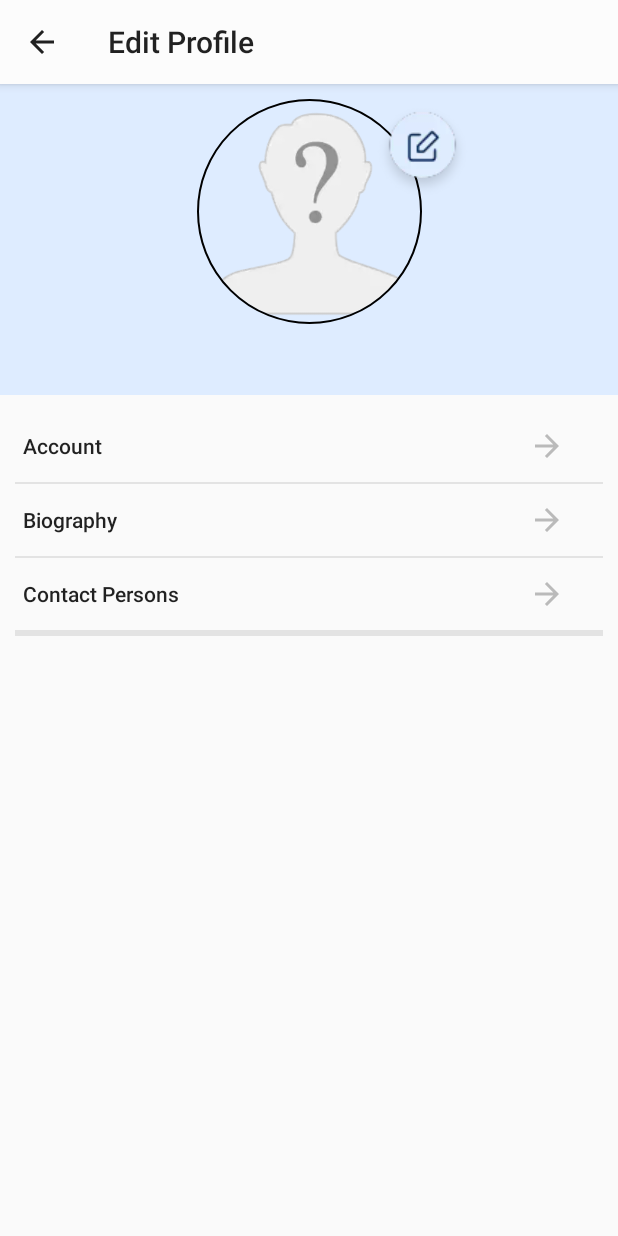
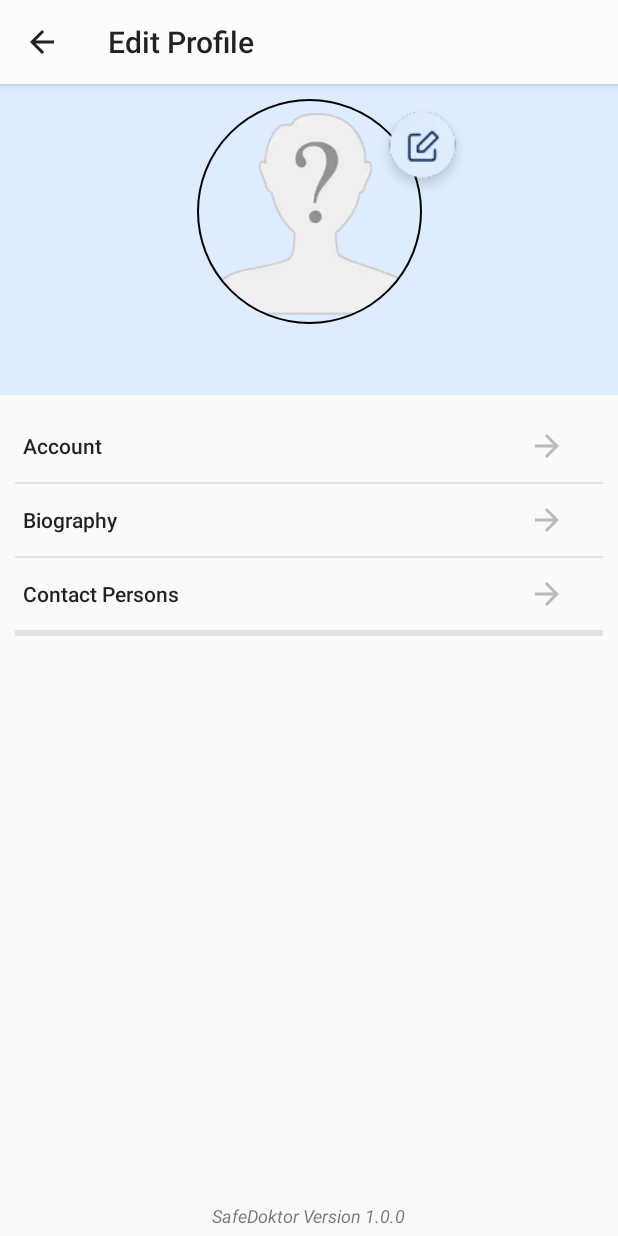
Before and after one commit to Jedi-Supreme/SafeDoktor, an Android app: the ProfileActivity screen opened directly, with no data from a screen before it, on a phone screen of 412 x 824 dp. Run offline under Robolectric (Android 15) with nearby library versions, the phone set to English and light mode, and no system bars; our stand-ins replace CircleImageView, Firebase (no records; nobody signed in at launch, a user with empty details on screens opened directly); pictures from the network do not load; 1 statement that could not run was skipped.

Commit message:
Playstore version 1 release

```diff
--- a/app/build.gradle
+++ b/app/build.gradle
@@ -7,7 +7,7 @@ android {
         minSdkVersion 21
         targetSdkVersion 29
         versionCode 1
-        versionName "1.0"
+        versionName "1.0.0"
         testInstrumentationRunner "android.support.test.runner.AndroidJUnitRunner"
     }
     buildTypes {
--- a/app/src/main/java/com/softedge/care_assist/activities/ProfileActivity.java
+++ b/app/src/main/java/com/softedge/care_assist/activities/ProfileActivity.java
@@ -28,6 +28,7 @@ import com.google.firebase.database.FirebaseDatabase;
 import com.google.firebase.storage.FirebaseStorage;
 import com.google.firebase.storage.StorageReference;
 import com.google.firebase.storage.UploadTask;
+import com.softedge.care_assist.BuildConfig;
 import com.softedge.care_assist.models.fireModels.PatientPackage.Biography;
 import com.softedge.care_assist.R;
 import com.softedge.care_assist.utilities.common_code;
@@ -46,7 +47,7 @@ public class ProfileActivity extends AppCompatActivity implements View.OnClickLi
 
     CircleImageView iv_profile_pic, iv_profile_pic_bt;
     ConstraintLayout const_profile_layout;
-    TextView tv_profile_fullname;
+    TextView tv_profile_fullname, tv_app_version;
 
     ProgressBar probar_profile;
 
@@ -80,6 +81,7 @@ public class ProfileActivity extends AppCompatActivity implements View.OnClickLi
         iv_profile_pic_bt = findViewById(R.id.iv_profile_pic_bt);
         const_profile_layout = findViewById(R.id.const_profile_layout);
         tv_profile_fullname = findViewById(R.id.tv_profile_fullname);
+        tv_app_version = findViewById(R.id.tv_app_version);
 
         probar_profile = findViewById(R.id.probar_profile);
 
@@ -102,7 +104,8 @@ public class ProfileActivity extends AppCompatActivity implements View.OnClickLi
             appUser_bio = safe_db.local_appUser(FirebaseAuth.getInstance().getCurrentUser().getUid());
         }
 
-
+        String appver = getResources().getString(R.string.app_name) + " Version "+BuildConfig.VERSION_NAME;
+        tv_app_version.setText(appver);
     }
     //=============================================ON CREATE========================================
 
--- a/app/src/main/java/com/softedge/care_assist/adapters/Affiliates_adapter.java
+++ b/app/src/main/java/com/softedge/care_assist/adapters/Affiliates_adapter.java
@@ -15,7 +15,7 @@ import com.softedge.care_assist.R;
 public class Affiliates_adapter extends ArrayAdapter {
 
     public Affiliates_adapter(@NonNull Context context, String[] facilities) {
-        super(context, R.layout.row_affiliate_list ,facilities);
+        super(context, R.layout.row_affiliate_direction_list,facilities);
     }
 
     @NonNull
@@ -23,7 +23,7 @@ public class Affiliates_adapter extends ArrayAdapter {
     public View getView(int position, @Nullable View convertView, @NonNull ViewGroup parent) {
 
         if (convertView == null){
-            convertView = LayoutInflater.from(getContext()).inflate(R.layout.row_affiliate_list, parent, false);
+            convertView = LayoutInflater.from(getContext()).inflate(R.layout.row_affiliate_direction_list, parent, false);
         }
 
         String affiliate = String.valueOf(getItem(position));
--- a/app/src/main/java/com/softedge/care_assist/utilities/common_code.java
+++ b/app/src/main/java/com/softedge/care_assist/utilities/common_code.java
@@ -65,6 +65,8 @@ public class common_code {
         Biography new_biography;
 
         new_biography = new Biography(
+                "",
+                patbundle.getString(Biography.OPD_ID),
                 patbundle.getString(Biography.FIRSTNAME),
                 patbundle.getString(Biography.LASTNAME),
                 patbundle.getInt(Biography.GENDER),
--- a/app/src/main/res/layout/activity_opd_card.xml
+++ b/app/src/main/res/layout/activity_opd_card.xml
@@ -77,7 +77,7 @@
             app:layout_constraintTop_toBottomOf="@id/tv_patId_label">
 
             <TextView
-                android:onClick="test_OldDash"
+
                 android:id="@+id/tv_opd_number"
                 android:layout_width="match_parent"
                 android:layout_height="wrap_content"
--- a/app/src/main/res/layout/activity_profile.xml
+++ b/app/src/main/res/layout/activity_profile.xml
@@ -61,11 +61,12 @@
         app:layout_constraintTop_toBottomOf="@id/const_pro_pic" />
 
     <ScrollView
+        android:id="@+id/scroll_profile"
         android:layout_width="match_parent"
         android:layout_height="0dp"
         android:layout_marginTop="@dimen/margin_small"
         android:scrollbars="none"
-        app:layout_constraintBottom_toBottomOf="parent"
+        app:layout_constraintBottom_toTopOf="@id/tv_app_version"
         app:layout_constraintTop_toBottomOf="@id/const_pro_pic">
 
         <LinearLayout
@@ -129,5 +130,15 @@
 
     </ScrollView>
 
+    <TextView
+        android:id="@+id/tv_app_version"
+        android:layout_width="wrap_content"
+        android:layout_height="wrap_content"
+        android:padding="@dimen/margin_tiny"
+        android:textSize="@dimen/normal_text_size"
+        android:textStyle="italic"
+        app:layout_constraintBottom_toBottomOf="parent"
+        app:layout_constraintLeft_toLeftOf="parent"
+        app:layout_constraintRight_toRightOf="parent" />
 
 </androidx.constraintlayout.widget.ConstraintLayout>
--- a/app/src/main/res/layout/activity_signup.xml
+++ b/app/src/main/res/layout/activity_signup.xml
@@ -120,6 +120,7 @@
                 android:layout_width="match_parent"
                 android:layout_height="match_parent"
                 android:ems="10"
+                android:maxLength="10"
                 android:inputType="phone" />
 
         </com.google.android.material.textfield.TextInputLayout>
--- a/app/src/main/res/values/safe_arrays.xml
+++ b/app/src/main/res/values/safe_arrays.xml
@@ -116,10 +116,10 @@
         <item>"Enter your basic details and choose a password"</item>
         <item>"Validate your phone number in 2 simple steps. \n\n First enter the number"</item>
         <item>Enter <b>6-digit</b> code sent to you via <b>SMS</b> to the number provided.</item>
-        <item>"Care Assistant is that simple! \n Go on! Just try it."</item>
+        <item>"SafeDoktor is that simple! \n Go on! Just try it."</item>
     </string-array>
     <string-array name="intro_titles_arr">
-        <item>Welcome to <b>Care Assistant</b></item>
+        <item>Welcome to <b>SafeDoktor</b></item>
         <item>Registration</item>
         <item>Enter Phone Number</item>
         <item>"Validate Phone Number"</item>
```
Also changed, not shown: app/src/main/java/com/softedge/care_assist/activities/OpdCardActivity.java (+3 -10 lines), app/src/main/java/com/softedge/care_assist/activities/SignupActivity.java (+14 -2 lines), app/src/main/java/com/softedge/care_assist/activities/VerificationActivity.java (+4 -5 lines), app/src/main/res/drawable/ghana_postgps_logo.png (added), app/src/main/res/layout/row_affiliate_direction_list.xml (renamed from app/src/main/res/layout/row_affiliate_list.xml).
